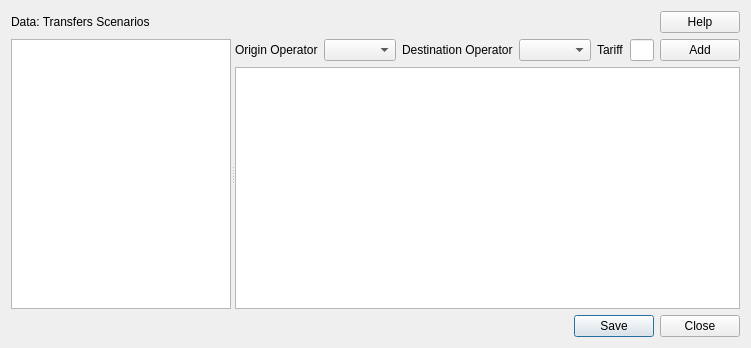
Old version of the form transfers.ui in the repository TomasdelaBarra/QTRANUS.
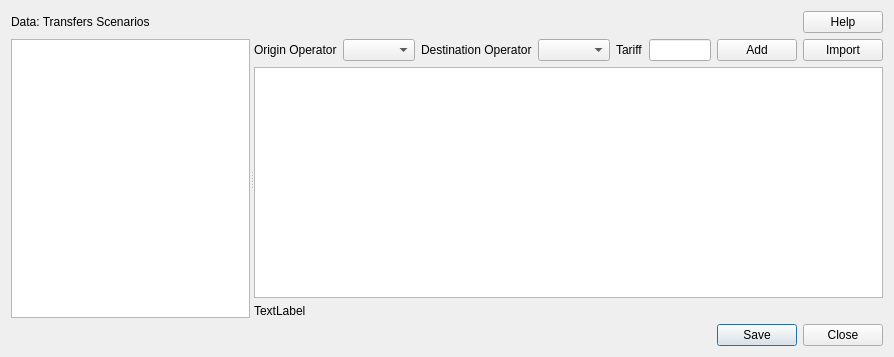
New version of the form.

Diff of the .ui file:
```diff
--- a/transfers.ui
+++ b/transfers.ui
@@ -6,8 +6,8 @@
    <rect>
     <x>0</x>
     <y>0</y>
-    <width>751</width>
-    <height>348</height>
+    <width>894</width>
+    <height>357</height>
    </rect>
   </property>
   <property name="windowTitle">
@@ -106,11 +106,25 @@
              </property>
             </widget>
            </item>
+           <item>
+            <widget class="QPushButton" name="import_btn">
+             <property name="text">
+              <string>Import</string>
+             </property>
+            </widget>
+           </item>
           </layout>
          </item>
          <item>
           <widget class="QTableWidget" name="transfers_table"/>
          </item>
+         <item>
+          <widget class="QLabel" name="total_items_transfers">
+           <property name="text">
+            <string>TextLabel</string>
+           </property>
+          </widget>
+         </item>
         </layout>
        </widget>
       </widget>
```
